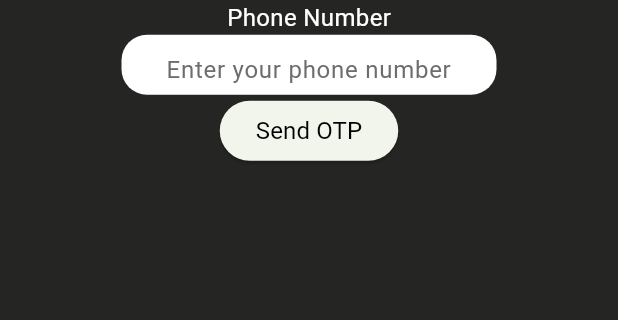
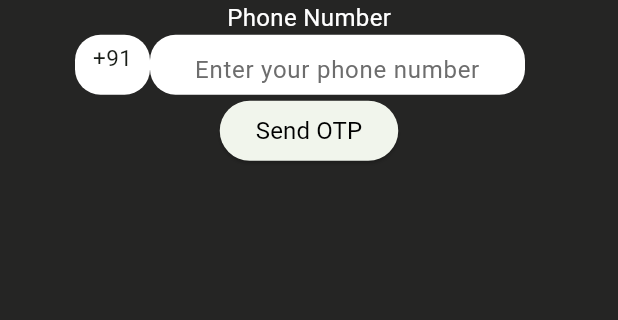
Before and after one commit to praveenkrishna03/spotify_alternative, a Flutter app: the screen it shows after launch, scrolled down 176 dp, after a tap on "Send OTP", on a phone screen of 412 x 824 dp, the part 593-913 px from its top. Run offline on Flutter 3.47's test engine with Material 3 defaults, Android fonts, the phone set to English and light mode, and no system bars; our stand-ins replace file_picker, firebase_auth, firebase_core, pinput; accounts and stored records are empty; network calls fail; Roboto replaces fonts that are missing (Inconsolata, Inria Sans).

Commit message:
modified:   personal_music_player/android/app/build.gradle 	modified:   personal_music_player/android/build.gradle 	new file:   personal_music_player/lib/constants.dart 	new file:   personal_music_player/lib/downloads_page.dart 	new file:   personal_music_player/lib/home_page.dart 	modified:   personal_music_player/lib/main.dart 	new file:   personal_music_player/lib/otp_page.dart 	modified:   personal_music_player/lib/phone_auth.dart 	new file:   personal_music_player/lib/playlist_page.dart 	new file:   personal_music_player/lib/search_page.dart 	new file:   personal_music_player/lib/start.dart 	modified:   personal_music_player/linux/flutter/generated_plugin_registrant.cc 	modified:   personal_music_player/linux/flutter/generated_plugins.cmake 	modified:   personal_music_player/macos/Flutter/GeneratedPluginRegistrant.swift 	modified:   personal_music_player/pubspec.lock 	modified:   personal_music_player/pubspec.yaml 	modified:   personal_music_player/windows/flutter/generated_plugin_registrant.cc 	modified:   personal_music_player/windows/flutter/generated_plugins.cmake

```diff
--- a/personal_music_player/lib/main.dart
+++ b/personal_music_player/lib/main.dart
@@ -1,9 +1,24 @@
+import 'package:firebase_core/firebase_core.dart';
 import 'package:flutter/material.dart';
 import 'package:personal_music_player/create_playlist.dart';
 import 'package:personal_music_player/phone_auth.dart';
+import 'package:personal_music_player/constants.dart';
 
-void main() {
-  runApp(const MyApp());
+void main() async {
+  WidgetsFlutterBinding.ensureInitialized();
+  try {
+    await Firebase.initializeApp(
+        options: FirebaseOptions(
+      apiKey: Constants.apiKey,
+      appId: Constants.appId,
+      messagingSenderId: Constants.messagingSenderId,
+      projectId: Constants.projectId,
+    ));
+    runApp(const MyApp());
+  } catch (e) {
+    print('Error initializing Firebase: $e');
+    // Handle the error condition here (e.g., show an error message)
+  }
 }
 
 class MyApp extends StatelessWidget {
--- a/personal_music_player/lib/phone_auth.dart
+++ b/personal_music_player/lib/phone_auth.dart
@@ -1,4 +1,7 @@
+import 'package:firebase_auth/firebase_auth.dart';
 import 'package:flutter/material.dart';
+import 'package:personal_music_player/otp_page.dart';
+import 'package:pinput/pinput.dart';
 
 //hello
 
@@ -8,21 +11,24 @@ class PhoneAuthPage extends StatefulWidget {
 }
 
 class PhoneAuthPage_state extends State<PhoneAuthPage> {
+  static String verify = "";
+  var country_code = "+91";
+  var number = "";
   final _formkey = GlobalKey<FormState>();
-  final email_controller = TextEditingController();
-  final password_controller = TextEditingController();
+  final phone_controller = TextEditingController();
+  //final password_controller = TextEditingController();
   bool isLogin = false;
   bool isLoading = false;
 
   void dispose_un() {
-    email_controller.dispose();
+    phone_controller.dispose();
     super.dispose();
   }
 
-  void dispose_pw() {
+  /*void dispose_pw() {
     password_controller.dispose();
     super.dispose();
-  }
+  }*/
 
   @override
   Widget build(BuildContext context) {
@@ -57,6 +63,31 @@ class PhoneAuthPage_state extends State<PhoneAuthPage> {
                   fontWeight: FontWeight.w400,
                 ),
               ),
+              Row(children: [
+                SizedBox(
+                  width: 50,
+                ),
+                Container(
+                  width: 50,
+                  height: 40,
+                  decoration: ShapeDecoration(
+                    color: Color.fromARGB(255, 255, 255, 255),
+                    shape: RoundedRectangleBorder(
+                      borderRadius: BorderRadius.circular(17),
+                    ),
+                  ),
+                  child: Column(children: [
+                    SizedBox(
+                      height: 5,
+                    ),
+                    Text(
+                      "+91",
+                      style: TextStyle(
+                        fontSize: 15,
+                      ),
+                    )
+                  ]),
+                ),
                 Container(
                   width: 250,
                   height: 40,
@@ -66,14 +97,17 @@ class PhoneAuthPage_state extends State<PhoneAuthPage> {
                       borderRadius: BorderRadius.circular(17),
                     ),
                   ),
-                child: TextFormField(
+                  child: TextField(
                     textAlign: TextAlign.center,
                     style: TextStyle(
                       color: Color.fromARGB(
                           255, 0, 0, 0), // Set the input text color here
                     ),
+                    onChanged: (value) {
+                      number = value;
+                    },
                     cursorColor: Colors.black,
-                  controller: email_controller,
+                    controller: phone_controller,
                     keyboardType: TextInputType.phone,
                     decoration: InputDecoration(
                       border: InputBorder.none,
@@ -83,8 +117,20 @@ class PhoneAuthPage_state extends State<PhoneAuthPage> {
                     ),
                   ),
                 ),
+              ]),
               ElevatedButton(
-                onPressed: () {
+                onPressed: () async {
+                  await FirebaseAuth.instance.verifyPhoneNumber(
+                    phoneNumber: '${country_code + number}',
+                    verificationCompleted: (PhoneAuthCredential credential) {},
+                    verificationFailed: (FirebaseAuthException e) {},
+                    codeSent: (String verificationId, int? resendToken) {
+                      PhoneAuthPage_state.verify = verificationId;
+                      Navigator.of(context).push(MaterialPageRoute(
+                          builder: (context) => OTPAuthPage()));
+                    },
+                    codeAutoRetrievalTimeout: (String verificationId) {},
+                  );
                   //if (_formkey.currentState!.validate()) {
                   //signInWithEmailAndPassword();
                 },
--- a/personal_music_player/pubspec.yaml
+++ b/personal_music_player/pubspec.yaml
@@ -41,6 +41,7 @@ dependencies:
   path_provider: ^2.0.2
   firebase_core: ^2.23.0
   firebase_auth: ^4.14.1
+  pinput: ^3.0.1
 
 dev_dependencies:
   flutter_test:
```
Also changed, not shown: personal_music_player/lib/constants.dart (added, +7 -0 lines), personal_music_player/lib/downloads_page.dart (added, +19 -0 lines), personal_music_player/lib/home_page.dart (added, +19 -0 lines), personal_music_player/lib/otp_page.dart (added, +90 -0 lines), personal_music_player/lib/playlist_page.dart (added, +19 -0 lines), personal_music_player/lib/search_page.dart (added, +19 -0 lines), personal_music_player/lib/start.dart (added, +63 -0 lines), personal_music_player/pubspec.lock, 7 other files. Lines whose indentation alone changed are shown as unchanged.
